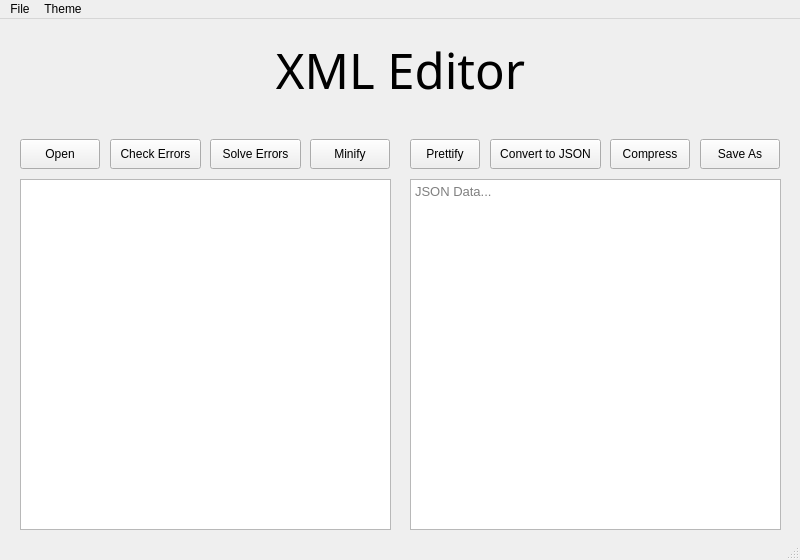
Before: the Qt Designer form MainUI.ui in Hazem-ali/XML_Editor_Master, drawn with Qt 5.
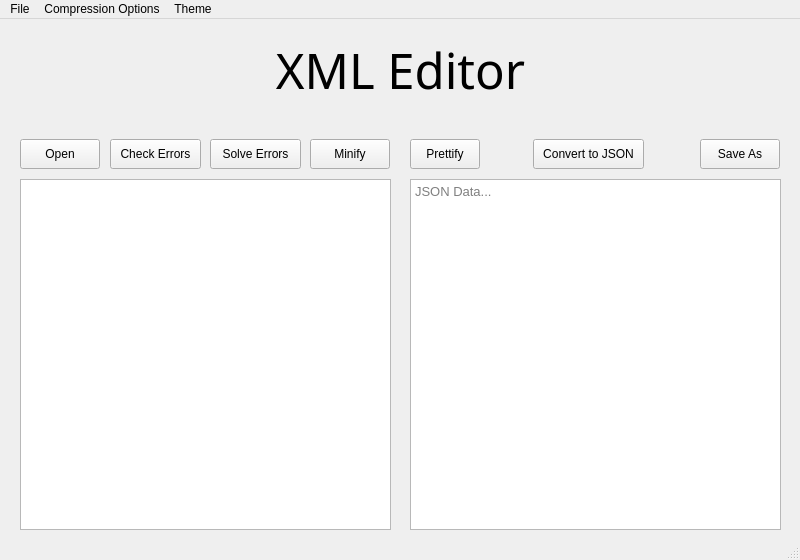
After: the same form once the commit is applied. Icons and pictures are not drawn.

```diff
--- a/MainUI.ui
+++ b/MainUI.ui
@@ -127,7 +127,7 @@
    <widget class="QPushButton" name="Convert_Button">
     <property name="geometry">
      <rect>
-      <x>490</x>
+      <x>533</x>
       <y>120</y>
       <width>111</width>
       <height>30</height>
@@ -137,19 +137,6 @@
      <string>Convert to JSON</string>
     </property>
    </widget>
-   <widget class="QPushButton" name="Compress_Button">
-    <property name="geometry">
-     <rect>
-      <x>610</x>
-      <y>120</y>
-      <width>80</width>
-      <height>30</height>
-     </rect>
-    </property>
-    <property name="text">
-     <string>Compress</string>
-    </property>
-   </widget>
    <widget class="QPushButton" name="SaveAs_Button">
     <property name="geometry">
      <rect>
@@ -231,7 +218,15 @@
     <addaction name="actionLight"/>
     <addaction name="actionDark"/>
    </widget>
+   <widget class="QMenu" name="menuCompression">
+    <property name="title">
+     <string>Compression Options</string>
+    </property>
+    <addaction name="actionCompress_Current_XML"/>
+    <addaction name="actionDecompress_a_File"/>
+   </widget>
    <addaction name="menuOpen"/>
+   <addaction name="menuCompression"/>
    <addaction name="menuTheme"/>
   </widget>
   <widget class="QStatusBar" name="statusBar"/>
```
Left out of the diff: 10 changed lines with no effect on the pictures.
